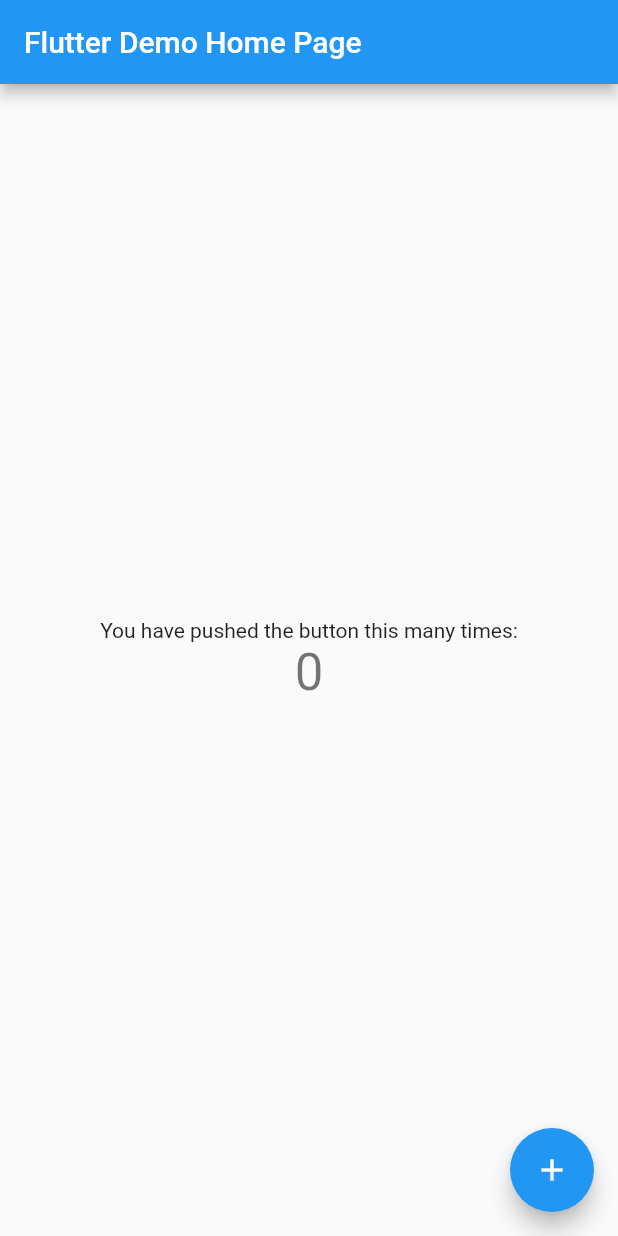
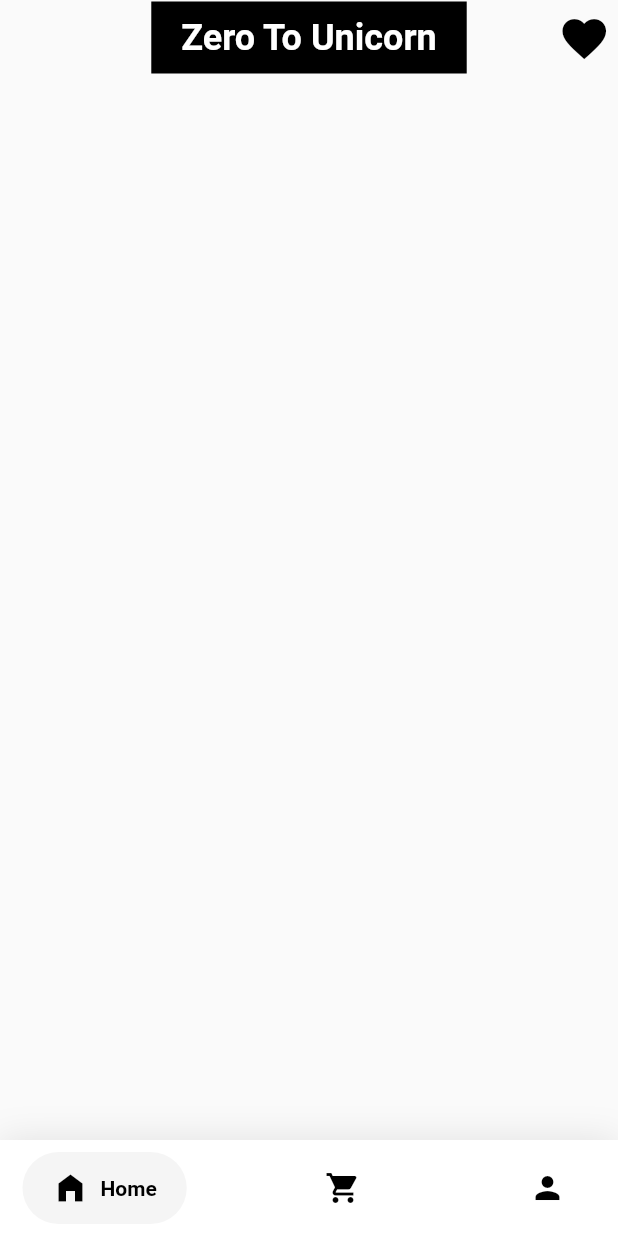
Before and after one commit to rohan165-boop/e-commerse, a Flutter app: the screen it shows after launch, on a phone screen of 412 x 824 dp. Run offline on Flutter 3.47's test engine with Material 2 defaults, Android fonts, the phone set to English and light mode, and no system bars; drawn by our look-alikes of google_nav_bar.

Commit message:
feature_enhance

```diff
--- /dev/null
+++ b/lib/app/route.dart
@@ -0,0 +1,4 @@
+class AppRoute{
+  static const String homeRoute = "/home";
+  static const String wishListScreeenRoute = '/wishlistscreen';
+}
--- /dev/null
+++ b/lib/app/route_handler.dart
@@ -0,0 +1,22 @@
+import 'package:ecommerse/app/route.dart';
+import 'package:ecommerse/features/wish_list/view/wish_list_screen.dart';
+import 'package:ecommerse/pages/home.dart';
+import 'package:flutter/material.dart';
+
+class RouteHandler{
+  static Route<dynamic> generateRoute(RouteSettings settings){
+
+    var arguments = settings.arguments;
+
+    switch(settings.name) {
+      case AppRoute.homeRoute:
+      return MaterialPageRoute(builder: (context) => const Home(),);
+
+      case AppRoute.wishListScreeenRoute:
+      return MaterialPageRoute(builder: (context) => const WishListScreen(),);
+
+      default:
+     return MaterialPageRoute(builder: (context) => const Home(),);
+    }
+  }
+}
--- /dev/null
+++ b/lib/features/home_page/view/home_screen.dart
@@ -0,0 +1,17 @@
+import 'package:ecommerse/widgets/custom_app_bar_widgets.dart';
+import 'package:flutter/material.dart';
+import 'package:flutter/src/widgets/container.dart';
+import 'package:flutter/src/widgets/framework.dart';
+
+class HomeScreen extends StatelessWidget {
+  const HomeScreen({super.key});
+
+  @override
+  Widget build(BuildContext context) {
+    return Scaffold(
+      appBar: const CustomAppBar(
+        title: "Zero To Unicorn",
+      ),
+    );
+  }
+}
--- /dev/null
+++ b/lib/features/profile_page/view/profile_screen.dart
@@ -0,0 +1,17 @@
+import 'package:ecommerse/widgets/custom_app_bar_widgets.dart';
+import 'package:flutter/material.dart';
+import 'package:flutter/src/widgets/container.dart';
+import 'package:flutter/src/widgets/framework.dart';
+
+class ProfileScreen extends StatelessWidget {
+  const ProfileScreen({super.key});
+
+  @override
+  Widget build(BuildContext context) {
+    return Scaffold(
+      appBar: const CustomAppBar(
+        title: "Profile",
+      ),
+    );
+  }
+}
--- /dev/null
+++ b/lib/features/shop_page/view/shop_page_screen.dart
@@ -0,0 +1,17 @@
+import 'package:ecommerse/widgets/custom_app_bar_widgets.dart';
+import 'package:flutter/material.dart';
+import 'package:flutter/src/widgets/container.dart';
+import 'package:flutter/src/widgets/framework.dart';
+
+class ShopScreen extends StatelessWidget {
+  const ShopScreen({super.key});
+
+  @override
+  Widget build(BuildContext context) {
+    return Scaffold(
+      appBar: const CustomAppBar(
+        title: "Shopping Card",
+      ),
+    );
+  }
+}
--- /dev/null
+++ b/lib/features/wish_list/view/wish_list_screen.dart
@@ -0,0 +1,16 @@
+import 'package:flutter/material.dart';
+import 'package:flutter/src/widgets/container.dart';
+import 'package:flutter/src/widgets/framework.dart';
+
+class WishListScreen extends StatelessWidget {
+  const WishListScreen({super.key});
+
+  @override
+  Widget build(BuildContext context) {
+    return Scaffold(
+      appBar: AppBar(
+        title: const Text("Wish List"),
+      )
+    );
+  }
+}
--- a/lib/main.dart
+++ b/lib/main.dart
@@ -1,3 +1,6 @@
+import 'package:ecommerse/app/route.dart';
+import 'package:ecommerse/app/route_handler.dart';
+import 'package:ecommerse/pages/home.dart';
 import 'package:flutter/material.dart';
 
 void main() {
@@ -7,109 +10,18 @@
 class MyApp extends StatelessWidget {
   const MyApp({super.key});
 
-  // This widget is the root of your application.
   @override
   Widget build(BuildContext context) {
     return MaterialApp(
-      title: 'Flutter Demo',
-      theme: ThemeData(
-        // This is the theme of your application.
-        //
-        // Try running your application with "flutter run". You'll see the
-        // application has a blue toolbar. Then, without quitting the app, try
-        // changing the primarySwatch below to Colors.green and then invoke
-        // "hot reload" (press "r" in the console where you ran "flutter run",
-        // or simply save your changes to "hot reload" in a Flutter IDE).
-        // Notice that the counter didn't reset back to zero; the application
-        // is not restarted.
-        primarySwatch: Colors.blue,
-      ),
-      home: const MyHomePage(title: 'Flutter Demo Home Page'),
+      debugShowCheckedModeBanner: false,
+      title: "e-Commerse",
+      navigatorKey: AppSettings.navigatorKey,
+      onGenerateRoute: RouteHandler.generateRoute,
+      initialRoute: AppRoute.homeRoute,
     );
   }
 }
 
-class MyHomePage extends StatefulWidget {
-  const MyHomePage({super.key, required this.title});
-
-  // This widget is the home page of your application. It is stateful, meaning
-  // that it has a State object (defined below) that contains fields that affect
-  // how it looks.
-
-  // This class is the configuration for the state. It holds the values (in this
-  // case the title) provided by the parent (in this case the App widget) and
-  // used by the build method of the State. Fields in a Widget subclass are
-  // always marked "final".
-
-  final String title;
-
-  @override
-  State<MyHomePage> createState() => _MyHomePageState();
+class AppSettings{
+  static GlobalKey<NavigatorState> navigatorKey = GlobalKey<NavigatorState>();
 }
-
-class _MyHomePageState extends State<MyHomePage> {
-  int _counter = 0;
-
-  void _incrementCounter() {
-    setState(() {
-      // This call to setState tells the Flutter framework that something has
-      // changed in this State, which causes it to rerun the build method below
-      // so that the display can reflect the updated values. If we changed
-      // _counter without calling setState(), then the build method would not be
-      // called again, and so nothing would appear to happen.
-      _counter++;
-    });
-  }
-
-  @override
-  Widget build(BuildContext context) {
-    // This method is rerun every time setState is called, for instance as done
-    // by the _incrementCounter method above.
-    //
-    // The Flutter framework has been optimized to make rerunning build methods
-    // fast, so that you can just rebuild anything that needs updating rather
-    // than having to individually change instances of widgets.
-    return Scaffold(
-      appBar: AppBar(
-        // Here we take the value from the MyHomePage object that was created by
-        // the App.build method, and use it to set our appbar title.
-        title: Text(widget.title),
-      ),
-      body: Center(
-        // Center is a layout widget. It takes a single child and positions it
-        // in the middle of the parent.
-        child: Column(
-          // Column is also a layout widget. It takes a list of children and
-          // arranges them vertically. By default, it sizes itself to fit its
-          // children horizontally, and tries to be as tall as its parent.
-          //
-          // Invoke "debug painting" (press "p" in the console, choose the
-          // "Toggle Debug Paint" action from the Flutter Inspector in Android
-          // Studio, or the "Toggle Debug Paint" command in Visual Studio Code)
-          // to see the wireframe for each widget.
-          //
-          // Column has various properties to control how it sizes itself and
-          // how it positions its children. Here we use mainAxisAlignment to
-          // center the children vertically; the main axis here is the vertical
-          // axis because Columns are vertical (the cross axis would be
-          // horizontal).
-          mainAxisAlignment: MainAxisAlignment.center,
-          children: <Widget>[
-            const Text(
-              'You have pushed the button this many times:',
-            ),
-            Text(
-              '$_counter',
-              style: Theme.of(context).textTheme.headline4,
-            ),
-          ],
-        ),
-      ),
-      floatingActionButton: FloatingActionButton(
-        onPressed: _incrementCounter,
-        tooltip: 'Increment',
-        child: const Icon(Icons.add),
-      ), // This trailing comma makes auto-formatting nicer for build methods.
-    );
-  }
-}
--- /dev/null
+++ b/lib/pages/home.dart
@@ -0,0 +1,79 @@
+import 'package:ecommerse/features/home_page/view/home_screen.dart';
+import 'package:ecommerse/features/profile_page/view/profile_screen.dart';
+import 'package:ecommerse/features/shop_page/view/shop_page_screen.dart';
+import 'package:ecommerse/widgets/custom_app_bar_widgets.dart';
+import 'package:flutter/material.dart';
+import 'package:flutter/src/widgets/container.dart';
+import 'package:flutter/src/widgets/framework.dart';
+import 'package:google_nav_bar/google_nav_bar.dart';
+
+class Home extends StatefulWidget {
+  const Home({super.key});
+
+  @override
+  State<Home> createState() => _HomeState();
+}
+
+class _HomeState extends State<Home> {
+  int _selectedIndex =0;
+
+  final List<Widget> _pages = [
+   const HomeScreen(),
+   const ShopScreen(),
+   const ProfileScreen(),
+  ];
+
+  @override
+  Widget build(BuildContext context) {
+    return Scaffold(
+      body: _pages[_selectedIndex],
+      bottomNavigationBar:  Container(
+        decoration: BoxDecoration(
+          color: Colors.white,
+          boxShadow: [
+            BoxShadow(
+              blurRadius: 20,
+              color: Colors.black.withOpacity(.1),
+            )
+          ],
+        ),
+        child: SafeArea(
+          child: Padding(
+            padding: const EdgeInsets.symmetric(horizontal: 15.0, vertical: 8),
+            child: GNav(
+              rippleColor: Colors.grey[300]!,
+              hoverColor: Colors.grey[100]!,
+              gap: 8,
+              activeColor: Colors.black,
+              iconSize: 24,
+              padding: const EdgeInsets.symmetric(horizontal: 20, vertical: 12),
+              duration: const Duration(milliseconds: 400),
+              tabBackgroundColor: Colors.grey[100]!,
+              color: Colors.black,
+              tabs: const [
+                GButton(
+                  icon: Icons.home_filled,
+                  text: 'Home',
+                ),
+                GButton(
+                  icon: Icons.shopping_cart,
+                  text: 'Shop',
+                ),
+                GButton(
+                  icon: Icons.person,
+                  text: 'Profile',
+                ),
+              ],
+              selectedIndex: _selectedIndex,
+              onTabChange: (index) {
+                setState(() {
+                  _selectedIndex = index;
+                });
+              },
+            ),
+          ),
+        ),
+      ),
+    );
+  }
+}
--- /dev/null
+++ b/lib/widgets/custom_app_bar_widgets.dart
@@ -0,0 +1,41 @@
+import 'package:ecommerse/app/route.dart';
+import 'package:flutter/material.dart';
+
+class CustomAppBar extends StatelessWidget with PreferredSizeWidget {
+  const CustomAppBar({Key? key, required this.title}) : super(key: key);
+  final String title;
+
+  @override
+  Widget build(BuildContext context) {
+    return AppBar(
+      automaticallyImplyLeading: false,
+      backgroundColor: Colors.transparent,
+      elevation: 0,
+      centerTitle: true,
+      title: Container(
+        color: Colors.black,
+        padding: const EdgeInsets.symmetric(horizontal: 20, vertical: 10),
+        child: Text(
+          title,
+          style: const TextStyle(
+              color: Colors.white, fontSize: 24, fontWeight: FontWeight.bold),
+        ),
+      ),
+      iconTheme: const IconThemeData(color: Colors.black),
+      actions: [
+        IconButton(
+          onPressed: () {
+            Navigator.pushNamed(context, AppRoute.wishListScreeenRoute);
+          },
+          icon: const Icon(
+            Icons.favorite,
+            size: 35,
+          ),
+        ),
+      ],
+    );
+  }
+
+  @override
+  Size get preferredSize => const Size.fromHeight(50.0);
+}
--- a/pubspec.yaml
+++ b/pubspec.yaml
@@ -36,6 +36,7 @@
   # The following adds the Cupertino Icons font to your application.
   # Use with the CupertinoIcons class for iOS style icons.
   cupertino_icons: ^1.0.2
+  google_nav_bar: ^5.0.6
 
 dev_dependencies:
   flutter_test:
```
Also changed, not shown: pubspec.lock.
